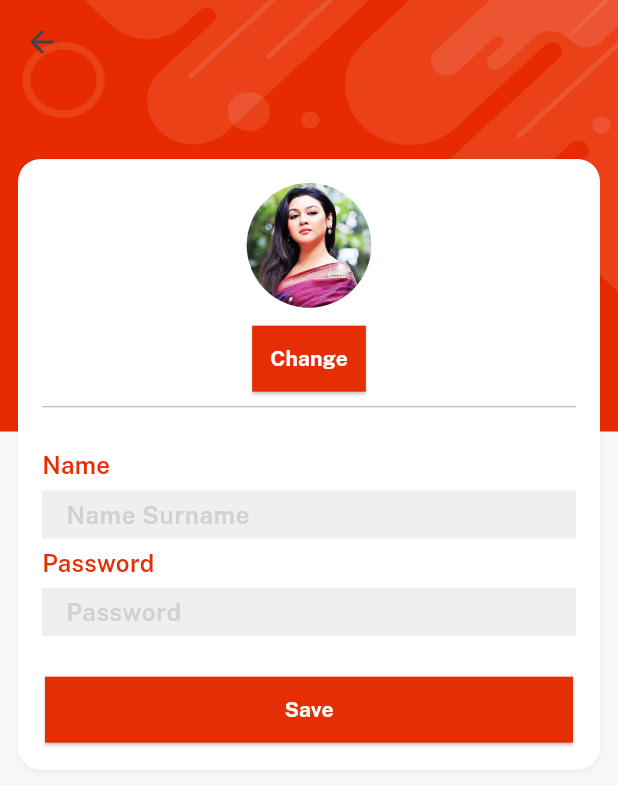
After one commit to denizguvel/ecommerce1, a Flutter app: the EditProfileScreen screen opened directly, after a tap on "Change", on a phone screen of 412 x 824 dp. The commit adds this screen. Shown: the top 785 px of the screen. Run offline on Flutter 3.47's test engine with Material 3 defaults, Android fonts, the phone set to English and light mode, and no system bars; our stand-ins replace cloud_firestore, connectivity_plus, firebase_auth, firebase_core, get, image_picker and 1 more; accounts and stored records are empty; network calls fail.

Commit message:
"Edit Profile Screen" was created
-Added profile image
-Added fields on Firebase
-Created details_card file
-image_ picker

```diff
--- a/lib/controllers/auth_controller.dart
+++ b/lib/controllers/auth_controller.dart
@@ -38,7 +38,7 @@ class AuthController extends GetxController {
   //storing data method
   storeUserData({name, password, email}) async {
     DocumentReference store = firestore.collection(usersCollection).doc(currentUser!.uid);
-    store.set({'name': name, 'password': password, 'email': email, 'imageUrl': '', 'id': currentUser!.uid});
+    store.set({'name': name, 'password': password, 'email': email, 'imageUrl': '', 'id': currentUser!.uid, 'cart_count': "00", 'wishlist_count': "00", 'order_count': "00"});
   }
 
   //signout method
--- /dev/null
+++ b/lib/controllers/profile_controller.dart
@@ -0,0 +1,18 @@
+import 'package:emart_app/consts/consts.dart';
+import 'package:flutter/services.dart';
+import 'package:get/get.dart';
+import 'package:image_picker/image_picker.dart';
+
+class ProfileController extends GetxController {
+  var profileImgPath = ''.obs;
+
+  changeImage(context) async{
+    try{
+      final img = await ImagePicker().pickImage(source: ImageSource.gallery, imageQuality: 70);
+      if (img == null) return;
+      profileImgPath.value = img.path;
+    }on PlatformException catch (e) {
+      VxToast.show(context, msg: e.toString());
+    }
+  }
+}
--- /dev/null
+++ b/lib/views/profile_screen/edit_profile_screen.dart
@@ -0,0 +1,46 @@
+import 'dart:io';
+
+import 'package:emart_app/consts/consts.dart';
+import 'package:emart_app/controllers/profile_controller.dart';
+import 'package:emart_app/widgets_common/bg_widget.dart';
+import 'package:emart_app/widgets_common/custom_textfield.dart';
+import 'package:emart_app/widgets_common/our_button.dart';
+import 'package:get/get.dart';
+
+class EditProfileScreen extends StatelessWidget{
+  const EditProfileScreen({Key? key}) : super(key: key);
+
+  @override
+  Widget build(BuildContext context) {
+    var controller = Get.find<ProfileController>();
+
+    return bgWidget(
+      child: Scaffold(
+        appBar: AppBar(),
+        body:Obx(
+          () => Column(
+            mainAxisSize: MainAxisSize.min,
+            children: [
+              controller.profileImgPath.isEmpty ? Image.asset(imgProfile2, width: 100, fit: BoxFit.cover).box.roundedFull.clip(Clip.antiAlias).make() : Image.file(File(controller.profileImgPath.value),
+              width: 100,
+              fit: BoxFit.cover,
+              ).box.roundedFull.clip(Clip.antiAlias).make(),
+              10.heightBox,
+              ourButton(color: redColor, onPress: (){
+                //Get.find<ProfileController>().changeImage(context);
+                controller.changeImage(context);
+              }, textColor: whiteColor, title: "Change"),
+              const Divider(),
+              20.heightBox,
+              customTextField(hint: nameHint, title: name, isPass: false),
+              customTextField(hint: password, title: password, isPass: true),
+              20.heightBox,
+              SizedBox(
+                width: context.screenWidth - 60 ,
+                child: ourButton(color: redColor, onPress: (){}, textColor: whiteColor, title: "Save"),
+              )],
+          ).box.white.shadowSm.padding(const EdgeInsets.all(16)).margin(const EdgeInsets.only(top: 50, left: 12, right: 12)).rounded.make(),
+        ))
+    );
+  }
+}
--- a/pubspec.yaml
+++ b/pubspec.yaml
@@ -42,6 +42,7 @@ dependencies:
   firebase_storage: ^11.6.0
   cloud_firestore: ^4.14.0
   firebase_app_check: ^0.2.1+17
+  image_picker: ^0.8.6
   #velocity_x:
 
 dev_dependencies:
```
Also changed, not shown: lib/views/home_screen/components/details_card.dart (added, +12 -0 lines), lib/views/profile_screen/profile_screen.dart (+8 -1 lines), pubspec.lock, 5 other files.
